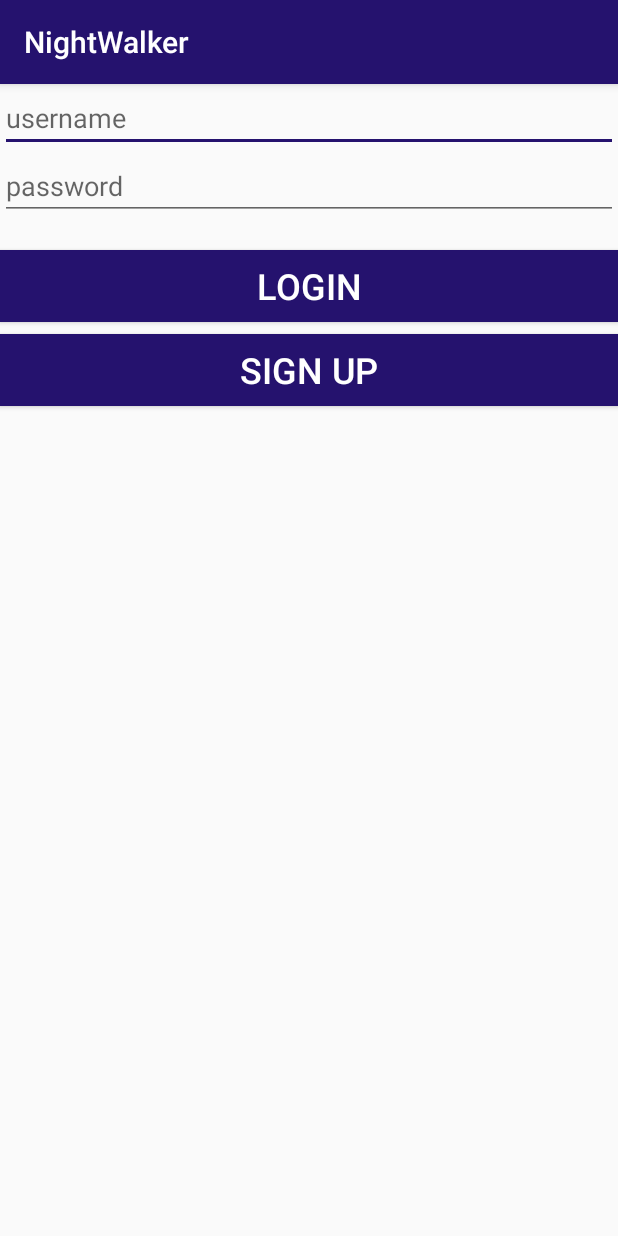
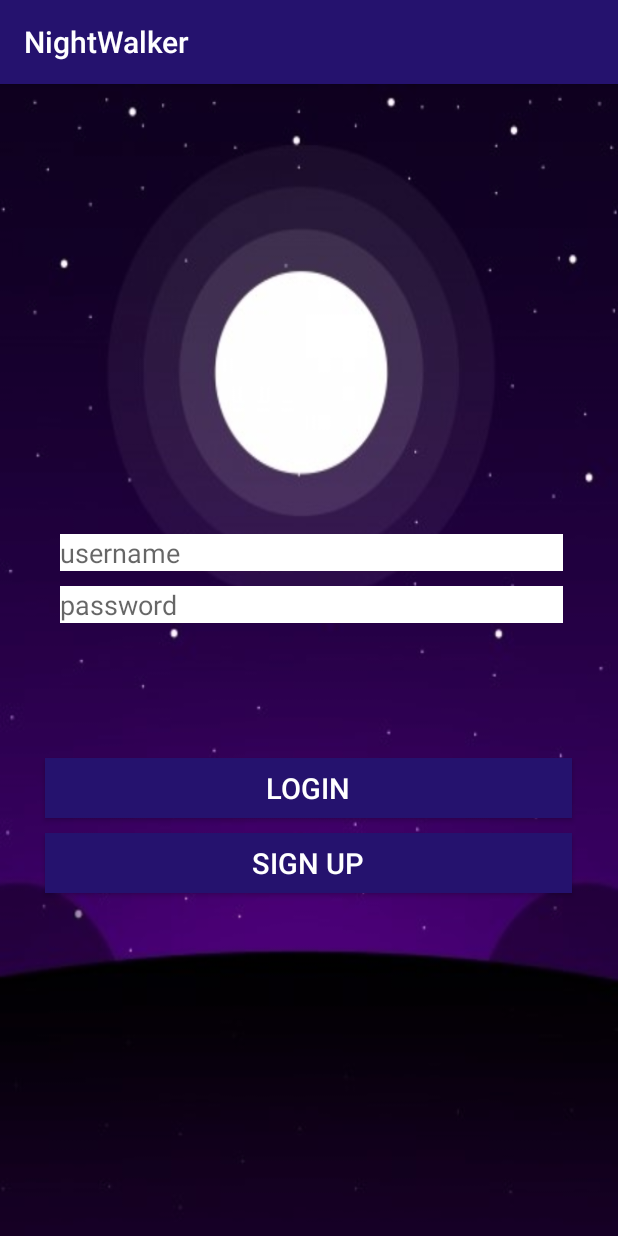
Before and after one commit to ConceptaNjolima/NightWalker, an Android app: the screen it shows after launch (LoginActivity), on a phone screen of 412 x 824 dp. Run offline under Robolectric (Android 15) with nearby library versions, the phone set to English and light mode, and no system bars; libraries missing offline, so code that uses them is left out: com.parse; 3 statements that could not run were skipped.

Commit message:
Merge branches 'Sama-GPS' and 'master' of https://github.com/The-NightWalkers/NightWalker into Sama-GPS
# Conflicts:
#	app/build.gradle
#	app/src/debug/res/values/google_maps_api.xml
#	app/src/main/AndroidManifest.xml
#	app/src/main/java/com/example/nightwalker/LocationActivity.java
#	app/src/main/java/com/example/nightwalker/MainActivity.java
#	app/src/main/res/layout/activity_maps.xml
#	app/src/main/res/values/strings.xml

```diff
--- a/app/src/main/res/layout/activity_login.xml
+++ b/app/src/main/res/layout/activity_login.xml
@@ -1,12 +1,18 @@
 <?xml version="1.0" encoding="utf-8"?>
-<LinearLayout xmlns:android="http://schemas.android.com/apk/res/android"
+<LinearLayout
+
+    xmlns:android="http://schemas.android.com/apk/res/android"
     android:orientation="vertical" android:layout_width="match_parent"
-    android:layout_height="match_parent">
+    android:layout_height="match_parent"
+    android:background="@drawable/background">
 
     <EditText
         android:id="@+id/Username"
-        android:layout_width="match_parent"
+        android:layout_width="335dp"
         android:layout_height="wrap_content"
+        android:layout_marginLeft="40dp"
+        android:layout_marginTop="300dp"
+        android:background="#FFFFFF"
         android:ems="10"
         android:hint="username"
         android:inputType="text"
@@ -15,31 +21,36 @@
 
     <EditText
         android:id="@+id/Password"
-        android:layout_width="match_parent"
+        android:layout_width="335dp"
         android:layout_height="wrap_content"
+        android:layout_marginLeft="40dp"
+        android:layout_marginTop="10dp"
+        android:background="#FFFFFF"
         android:hint="password"
         android:inputType="textPassword"
         android:textColor="#25126E" />
 
     <Button
         android:id="@+id/Loginbutton"
-        android:layout_width="match_parent"
-        android:layout_height="wrap_content"
-        android:layout_marginTop="20dp"
+        android:layout_width="351dp"
+        android:layout_height="40dp"
+        android:layout_marginLeft="30dp"
+        android:layout_marginTop="90dp"
         android:background="#25126E"
         android:text="Login"
         android:textColor="#FFFFFF"
-        android:textSize="24sp" />
+        android:textSize="19dp" />
 
     <Button
         android:id="@+id/Sign_up"
-        android:layout_width="match_parent"
-        android:layout_height="wrap_content"
-        android:layout_marginTop="8dp"
+        android:layout_width="351dp"
+        android:layout_height="40dp"
+        android:layout_marginLeft="30dp"
+        android:layout_marginTop="10dp"
         android:background="#25126E"
         android:text="Sign Up"
         android:textColor="#FFFFFF"
-        android:textSize="24dp" />
+        android:textSize="19dp" />
 
 
 </LinearLayout>
```
Also changed, not shown: app/src/main/res/drawable/background.jpg (added).
